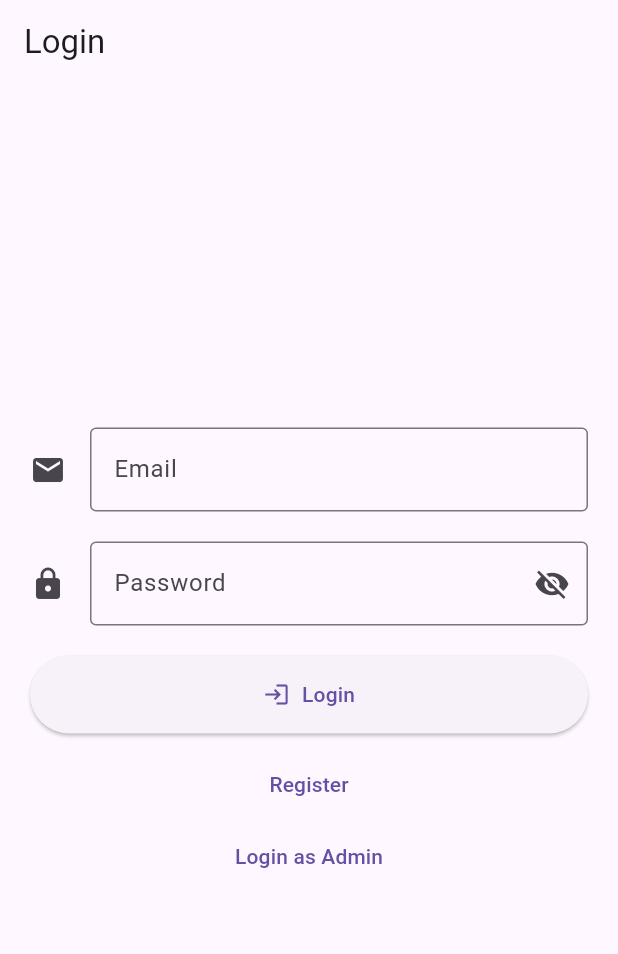
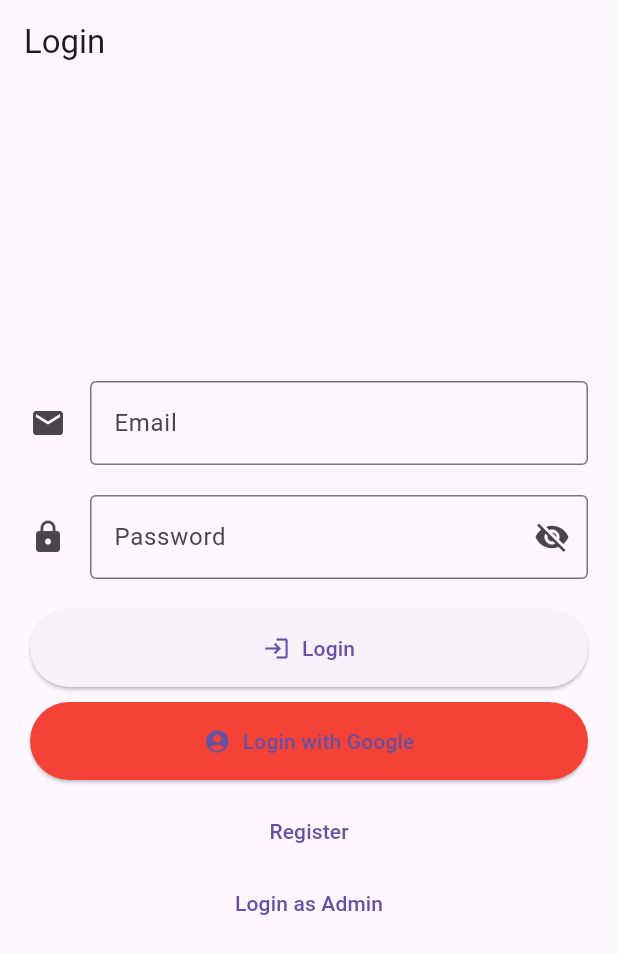
Before and after one commit to faklarion/flutter_rumah_makan, a Flutter app: the screen it shows after launch, after a tap on "Login", on a phone screen of 412 x 824 dp. Shown: the top 954 px of the screen. Run offline on Flutter 3.47's test engine with Material 3 defaults, Android fonts, the phone set to English and light mode, and no system bars; our stand-ins replace firebase_core, google_sign_in, image_picker, pdf, printing, shared_preferences; accounts and stored records are empty; network calls fail.

Commit message:
add google login

```diff
--- a/lib/blank_screen.dart
+++ b/lib/blank_screen.dart
@@ -3,7 +3,8 @@ import 'package:http/http.dart' as http;
 import 'dart:convert';
 import 'package:flutter_shared_preferences/home_page.dart';
 import 'package:flutter_shared_preferences/register_page.dart';
-import 'package:shared_preferences/shared_preferences.dart'; // Tambahkan import ini
+import 'package:shared_preferences/shared_preferences.dart';
+import 'package:google_sign_in/google_sign_in.dart'; // Tambahkan ini
 import 'login_admin.dart';
 
 class LoginPage extends StatefulWidget {
@@ -16,6 +17,7 @@ class LoginPage extends StatefulWidget {
 class _LoginPageState extends State<LoginPage> {
   final TextEditingController emailController = TextEditingController();
   final TextEditingController passwordController = TextEditingController();
+  final GoogleSignIn _googleSignIn = GoogleSignIn(); // Tambahkan ini
   bool isLoggedIn = false;
   bool showPassword = false;
 
@@ -37,8 +39,7 @@ class _LoginPageState extends State<LoginPage> {
     final password = passwordController.text;
 
     final response = await http.post(
-      Uri.parse(
-          'https://reportglm.com/api/login.php'), // Ganti dengan URL API Anda
+      Uri.parse('https://reportglm.com/api/login.php'),
       headers: <String, String>{
         'Content-Type': 'application/json; charset=UTF-8',
       },
@@ -49,19 +50,42 @@ class _LoginPageState extends State<LoginPage> {
     );
 
     if (response.statusCode == 200) {
-      // Jika server mengembalikan respons OK, simpan token atau informasi pengguna
       jsonDecode(response.body);
 
-      // Simpan email ke SharedPreferences
       SharedPreferences prefs = await SharedPreferences.getInstance();
-      await prefs.setString('savedEmail', email); // Simpan email
+      await prefs.setString('savedEmail', email);
 
-      // Misalnya, simpan token ke SharedPreferences jika diperlukan
-      // await prefs.setString('token', data['token']);
       _navigateToHomePage();
     } else {
       ScaffoldMessenger.of(context).showSnackBar(
         const SnackBar(content: Text('Email atau password salah')),
+      );
+    }
+  }
+
+  Future<void> _loginWithGoogle() async {
+    try {
+      final GoogleSignInAccount? googleUser = await _googleSignIn.signIn();
+
+      if (googleUser != null) {
+        final email = googleUser.email;
+
+        SharedPreferences prefs = await SharedPreferences.getInstance();
+        await prefs.setString('savedEmail', email);
+
+        ScaffoldMessenger.of(context).showSnackBar(
+          SnackBar(content: Text('Login berhasil: $email')),
+        );
+
+        _navigateToHomePage();
+      } else {
+        ScaffoldMessenger.of(context).showSnackBar(
+          const SnackBar(content: Text('Login dengan Google dibatalkan.')),
+        );
+      }
+    } catch (error) {
+      ScaffoldMessenger.of(context).showSnackBar(
+        SnackBar(content: Text('Terjadi kesalahan: $error')),
       );
     }
   }
@@ -139,6 +163,19 @@ class _LoginPageState extends State<LoginPage> {
                   ),
                 ),
                 const SizedBox(height: 10),
+                SizedBox(
+                  width: double.infinity,
+                  child: ElevatedButton.icon(
+                    onPressed: _loginWithGoogle,
+                    icon: const Icon(Icons.account_circle),
+                    label: const Text('Login with Google'),
+                    style: ElevatedButton.styleFrom(
+                      padding: const EdgeInsets.symmetric(vertical: 16),
+                      backgroundColor: Colors.red,
+                    ),
+                  ),
+                ),
+                const SizedBox(height: 10),
                 Center(
                   child: Column(
                     children: [
--- a/lib/daftar_produk.dart
+++ b/lib/daftar_produk.dart
@@ -1,6 +1,5 @@
 import 'package:flutter/material.dart';
 import 'dart:convert';
-import 'dart:io';
 import 'package:http/http.dart' as http;
 import 'product_form_page.dart';
 import 'Produk.dart';
--- a/lib/main.dart
+++ b/lib/main.dart
@@ -1,7 +1,10 @@
 import 'package:flutter/material.dart';
 import 'package:flutter_shared_preferences/splash_screen.dart';
+import 'package:firebase_core/firebase_core.dart';
 
-void main() {
+void main() async {
+  WidgetsFlutterBinding.ensureInitialized();
+  await Firebase.initializeApp();
   runApp(const MyApp());
 }
 
--- a/pubspec.yaml
+++ b/pubspec.yaml
@@ -43,6 +43,8 @@ dependencies:
   printing: ^5.0.1  # Ensure you're using a version >=5.0.1
   image: ^4.1.0
   intl: ^0.20.1
+  google_sign_in: ^6.0.0
+  firebase_core: ^2.15.0
 
 dev_dependencies:
   flutter_test:
```
Also changed, not shown: pubspec.lock, 6 other files.
